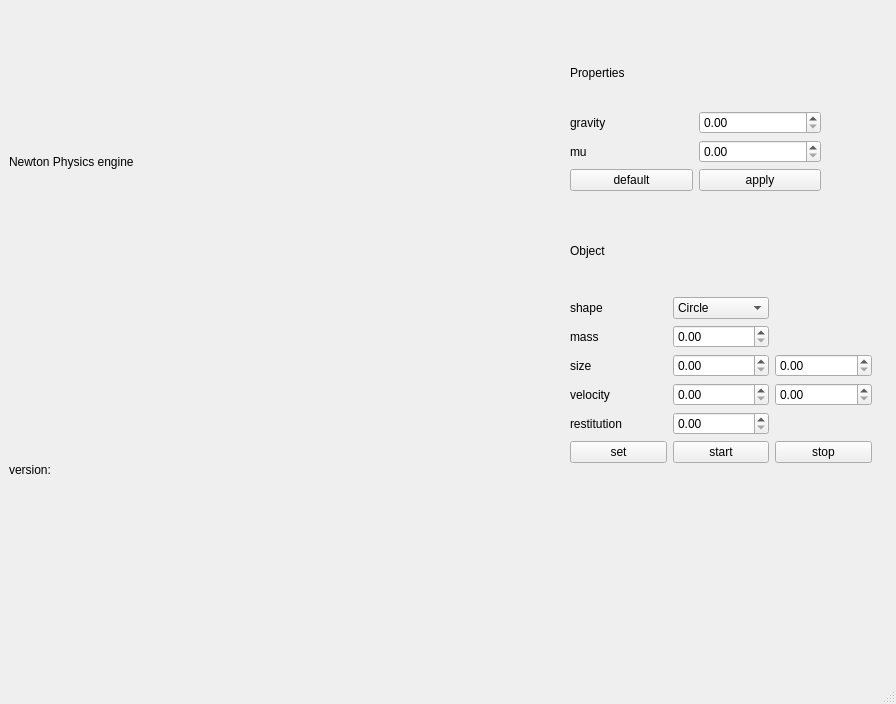
Before: the Qt Designer form Physics_engine/mainwindow.ui in Seismic-wave-Han/physics_engine, drawn with Qt 5.
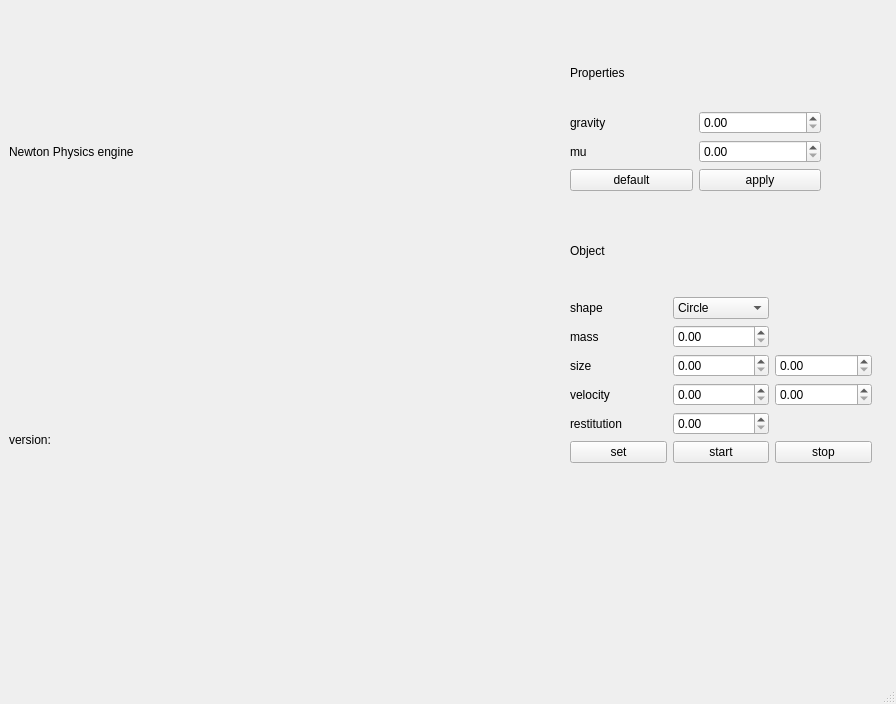
After: the same form once the commit is applied.

Diff of the .ui file:
```diff
--- a/Physics_engine/mainwindow.ui
+++ b/Physics_engine/mainwindow.ui
@@ -19,8 +19,8 @@
      <rect>
       <x>9</x>
       <y>10</y>
-      <width>631</width>
-      <height>611</height>
+      <width>701</width>
+      <height>571</height>
      </rect>
     </property>
     <layout class="QVBoxLayout" name="verticalLayout">
```
